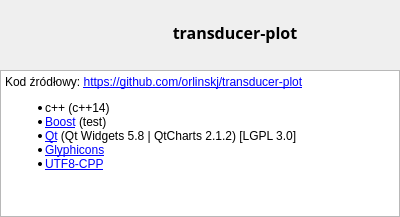
First picture: the form in src/aboutdialog.ui, repository orlinskj/transducer-plot, before the edit.
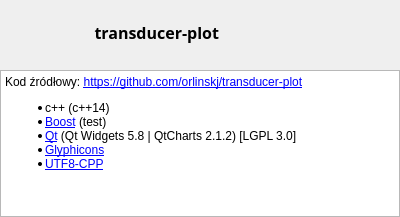
Second picture: the form after the edit. Icons and pictures are not drawn.

The edit to the form file:
```diff
--- a/src/aboutdialog.ui
+++ b/src/aboutdialog.ui
@@ -32,8 +32,14 @@
    </property>
    <item>
     <layout class="QVBoxLayout" name="verticalLayout">
+     <property name="spacing">
+      <number>6</number>
+     </property>
      <item>
-      <layout class="QHBoxLayout" name="horizontalLayout" stretch="0,1">
+      <layout class="QHBoxLayout" name="horizontalLayout" stretch="0,0,1">
+       <property name="spacing">
+        <number>10</number>
+       </property>
        <property name="leftMargin">
         <number>20</number>
        </property>
@@ -94,7 +100,20 @@
           <string>transducer-plot</string>
          </property>
          <property name="alignment">
-          <set>Qt::AlignCenter</set>
+          <set>Qt::AlignRight|Qt::AlignTrailing|Qt::AlignVCenter</set>
+         </property>
+         <property name="margin">
+          <number>0</number>
+         </property>
+        </widget>
+       </item>
+       <item>
+        <widget class="QLabel" name="versionLabel">
+         <property name="text">
+          <string/>
+         </property>
+         <property name="margin">
+          <number>0</number>
          </property>
         </widget>
        </item>
```
Left out of the diff: 4 changed lines with no effect on the pictures.
